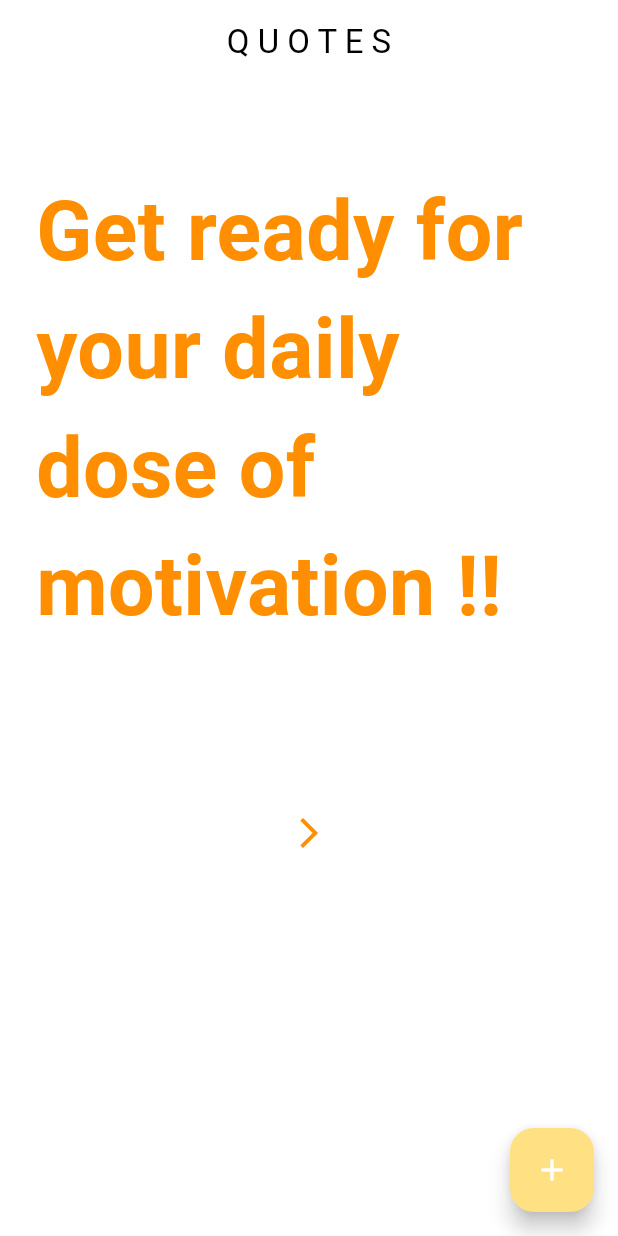
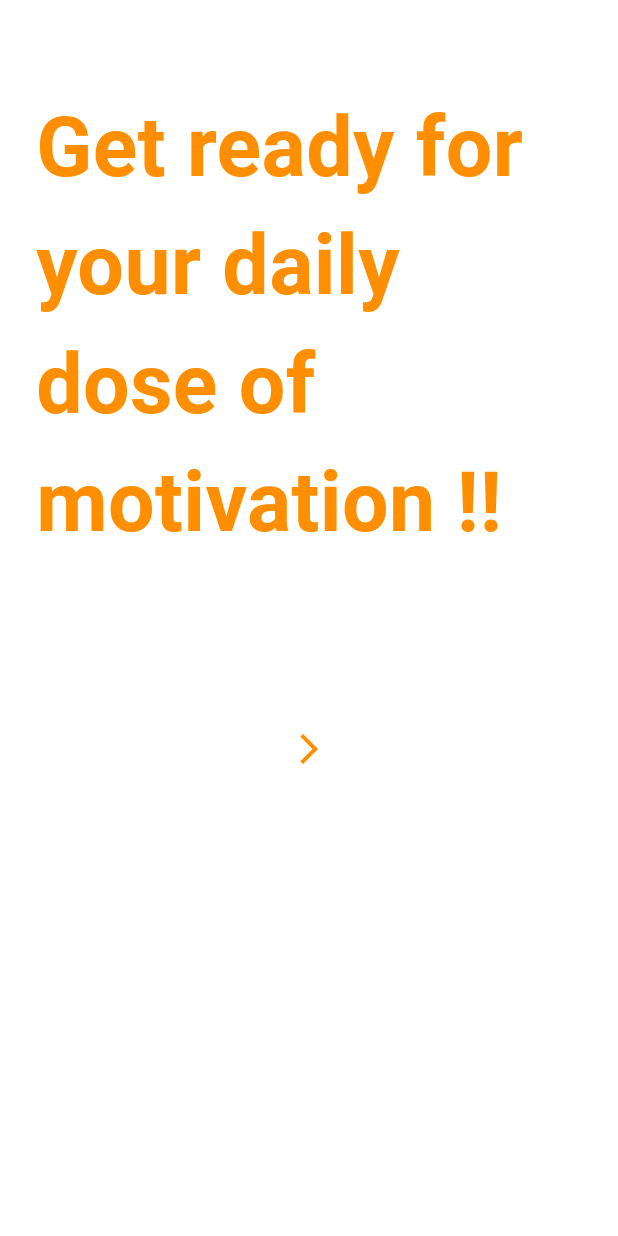
Before and after one commit to cyber111/daily_motivation, a Flutter app: the screen it shows after launch, on a phone screen of 412 x 824 dp. Run offline on Flutter 3.47's test engine with Material 3 defaults, Android fonts, the phone set to English and light mode, and no system bars.

Commit message:
removed db support

```diff
--- a/lib/main.dart
+++ b/lib/main.dart
@@ -1,8 +1,6 @@
-import 'package:daily_motivation/pages/homepage.dart';
-import 'package:daily_motivation/pages/web_home_page.dart';
+import 'package:daily_motivation/pages/get_started.dart';
 import 'package:daily_motivation/providers/motivation_quote_provider.dart';
 import 'package:daily_motivation/themes/themes.dart';
-import 'package:flutter/foundation.dart';
 import 'package:flutter/material.dart';
 import 'package:provider/provider.dart';
 
@@ -19,7 +17,7 @@ class MotivationApp extends StatelessWidget {
   @override
   Widget build(BuildContext context) {
     return MaterialApp(
-      home: kIsWeb ? const WebHomePage() : const HomePage(),
+      home: const GetStarted(),
       theme: lightModeAmber,
       debugShowCheckedModeBanner: false,
     );
--- a/lib/pages/get_started.dart
+++ b/lib/pages/get_started.dart
@@ -1,15 +1,13 @@
-import 'package:daily_motivation/providers/motivation_quote_provider.dart';
+import 'package:daily_motivation/pages/home_page.dart';
 import 'package:flutter/material.dart';
-import 'package:provider/provider.dart';
 
 class GetStarted extends StatelessWidget {
   const GetStarted({super.key});
 
   @override
   Widget build(BuildContext context) {
-    return Consumer<MotivationQuoteProvider>(
-      builder: (context, provider, child) {
-        return Center(
+    return Scaffold(
+      body: Center(
         child: Padding(
           padding: const EdgeInsets.all(24.0),
           child: Column(
@@ -23,14 +21,17 @@ class GetStarted extends StatelessWidget {
               const SizedBox(height: 100),
               //Button
               IconButton(
-                  onPressed: () => provider.add(),
+                onPressed: () => Navigator.push(
+                    context,
+                    MaterialPageRoute(
+                      builder: (context) => const HomePage(),
+                    )),
                 icon: Icon(Icons.arrow_forward_ios, color: Theme.of(context).colorScheme.inversePrimary),
               ),
             ],
           ),
         ),
-        );
-      },
+      ),
     );
   }
 }
--- a/lib/pages/homepage.dart
+++ /dev/null
@@ -1,85 +0,0 @@
-import 'package:daily_motivation/components/quote_tile.dart';
-import 'package:daily_motivation/db/database_helper.dart';
-import 'package:daily_motivation/models/data.dart';
-import 'package:daily_motivation/models/motivation_quote.dart';
-import 'package:daily_motivation/pages/add_quote_page.dart';
-import 'package:daily_motivation/pages/get_started.dart';
-import 'package:daily_motivation/pages/quote_page.dart';
-import 'package:daily_motivation/providers/motivation_quote_provider.dart';
-import 'package:flutter/material.dart';
-import 'package:provider/provider.dart';
-
-class HomePage extends StatefulWidget {
-  const HomePage({super.key});
-
-  @override
-  State<HomePage> createState() => _HomePageState();
-}
-
-class _HomePageState extends State<HomePage> {
-  late DatabaseHelper helper;
-
-  @override
-  void initState() {
-    super.initState();
-    helper = DatabaseHelper.instance;
-  }
-
-  @override
-  Widget build(BuildContext context) {
-    final provider = Provider.of<MotivationQuoteProvider>(context, listen: false);
-    motivationQuotes.map((quote) async {
-      return provider.insert(quote);
-    });
-    return Consumer<MotivationQuoteProvider>(
-      builder: (context, provider, child) {
-        return Scaffold(
-          appBar: AppBar(
-            backgroundColor: Colors.transparent,
-            title: const Text(
-              'Q U O T E S',
-            ),
-            centerTitle: true,
-          ),
-          body: FutureBuilder<List<MotivationQuote>>(
-            future: provider.getAllQuotes(),
-            builder: (context, snapshot) {
-              if (snapshot.connectionState == ConnectionState.waiting) {
-                return const Center(child: CircularProgressIndicator());
-              } else if (snapshot.hasError) {
-                return Center(child: Text('Error: ${snapshot.error}'));
-              } else {
-                final quotes = snapshot.data!;
-                return quotes.isEmpty
-                    ? const GetStarted()
-                    : ListView.builder(
-                        padding: const EdgeInsets.only(bottom: 80),
-                        itemCount: quotes.length,
-                        itemBuilder: (context, index) {
-                          return QuoteTile(
-                            quote: quotes[index],
-                            onTap: () => Navigator.push(
-                              context,
-                              MaterialPageRoute(
-                                builder: (context) => QuotePage(quote: quotes[index]),
-                              ),
-                            ),
-                          );
-                        },
-                      );
-              }
-            },
-          ),
-          floatingActionButton: FloatingActionButton(
-            onPressed: () => Navigator.push(
-                context,
-                MaterialPageRoute(
-                  builder: (context) => const AddQuotePage(),
-                )),
-            child: const Icon(Icons.add),
-          ),
-        );
-      },
-    );
-  }
-}
```
Also changed, not shown: lib/components/my_button.dart (deleted, +0 -21 lines), lib/components/my_text_field.dart (deleted, +0 -39 lines), lib/db/database_helper.dart (deleted, +0 -91 lines), lib/models/motivation_quote.dart (+0 -11 lines), lib/pages/add_quote_page.dart (deleted, +0 -66 lines), lib/pages/home_page.dart (added, +46 -0 lines), lib/pages/web_home_page.dart (deleted, +0 -74 lines), lib/providers/motivation_quote_provider.dart (+1 -72 lines), pubspec.yaml (+2 -72 lines), lib/models/fixture_data.dart (renamed from lib/models/data.dart), lib/pages/get_started_page.dart (deleted), pubspec.lock, 1 other file. Lines whose indentation alone changed are shown as unchanged.
